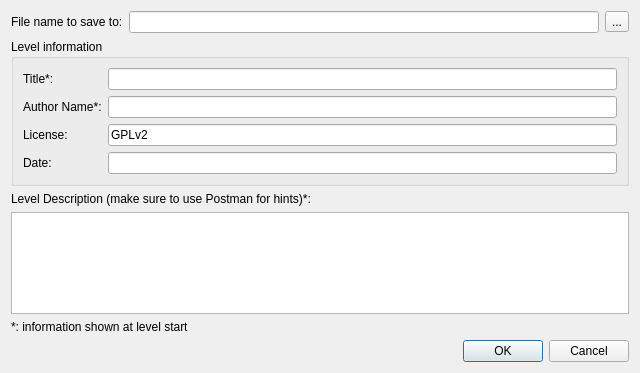
This is src/view/SaveLevelInfo.ui in the-butterfly-effect/tbe as Qt 5 draws it before an edit. The edited form follows.
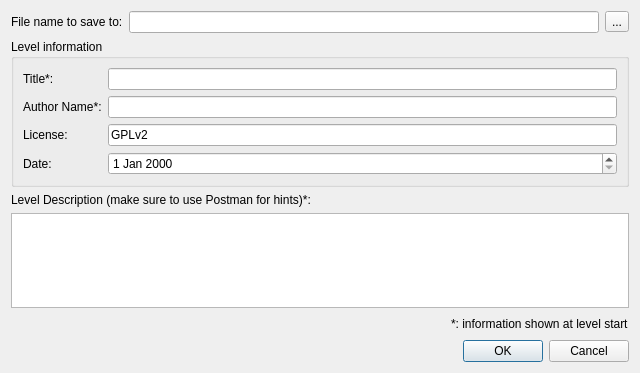
This is the edited form.

Commit message: Next step in enabling "Save" of level (for level editor): make sure that the SaveLevelInfo Dialog is used.

Diff of the .ui file:
```diff
--- a/src/view/SaveLevelInfo.ui
+++ b/src/view/SaveLevelInfo.ui
@@ -104,7 +104,7 @@
        </widget>
       </item>
       <item row="3" column="1">
-       <widget class="QLineEdit" name="theDateField"/>
+       <widget class="QDateEdit" name="theDateEdit"/>
       </item>
      </layout>
     </widget>
@@ -120,12 +120,29 @@
     <widget class="QTextEdit" name="theLevelDescriptionField"/>
    </item>
    <item>
+    <layout class="QHBoxLayout" name="horizontalLayout_2">
+     <item>
+      <spacer name="horizontalSpacer">
+       <property name="orientation">
+        <enum>Qt::Horizontal</enum>
+       </property>
+       <property name="sizeHint" stdset="0">
+        <size>
+         <width>40</width>
+         <height>20</height>
+        </size>
+       </property>
+      </spacer>
+     </item>
+     <item>
     <widget class="QLabel" name="label_8">
      <property name="text">
       <string>*: information shown at level start</string>
      </property>
     </widget>
    </item>
+    </layout>
+   </item>
    <item>
     <widget class="QDialogButtonBox" name="buttonBox">
      <property name="orientation">
```
Left out of the diff: 6 changed lines with no effect on the pictures. Lines whose indentation alone changed are shown as unchanged. The commit also changes 5 other files.
